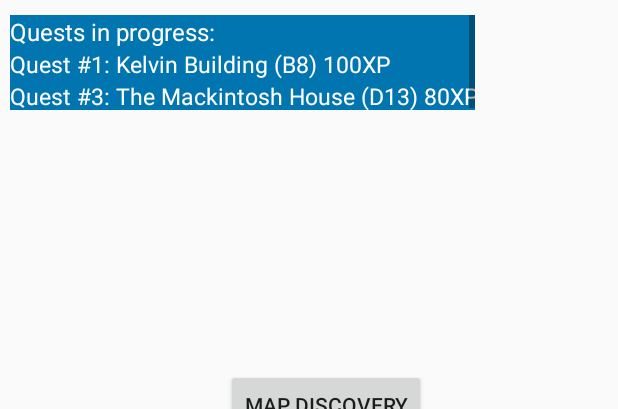
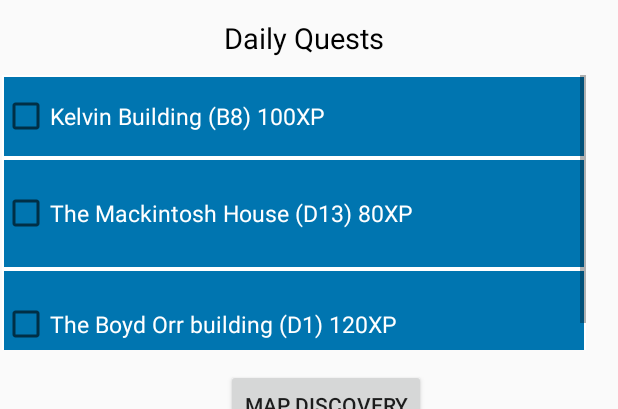
Before and after one commit to 2145673B/Glasghost, an Android app: the DailyQuestsActivity screen opened directly, with no data from a screen before it, on a phone screen of 412 x 824 dp, the part 105-514 px from its top. Run offline under Robolectric (Android 15) with nearby library versions, the phone set to English and light mode, and no system bars; Roboto replaces fonts that are not available here.

Commit message:
enhanced daily quest page@

```diff
--- /dev/null
+++ b/app/src/main/res/drawable/backforquestlist.xml
@@ -0,0 +1,5 @@
+<?xml version="1.0" encoding="utf-8"?>
+<shape xmlns:android="http://schemas.android.com/apk/res/android" android:shape="rectangle" >
+    <solid android:color="@color/cobalt" />
+    <stroke android:width="1dp" android:color="@android:color/white"/>
+</shape>
--- a/app/src/main/res/layout/activity_daily_quests.xml
+++ b/app/src/main/res/layout/activity_daily_quests.xml
@@ -76,9 +76,9 @@
 
     <ScrollView
         android:id="@+id/questListView"
-        android:layout_width="310dp"
-        android:layout_height="63dp"
-        android:layout_marginTop="80dp"
+        android:layout_width="389dp"
+        android:layout_height="183dp"
+        android:layout_marginTop="120dp"
         app:layout_constraintEnd_toEndOf="parent"
         app:layout_constraintHorizontal_bias="0.065"
         app:layout_constraintStart_toStartOf="parent"
@@ -90,29 +90,35 @@
             android:layout_height="wrap_content"
             android:orientation="vertical">
 
-            <TextView
+
+            <CheckBox
+                android:id="@+id/KelvinBuildingCheckBox"
                 android:layout_width="match_parent"
-                android:layout_height="wrap_content"
-                android:background="@color/cobalt"
-                android:text="Quests in progress:"
-                android:textColor="@android:color/background_light"
-                android:textSize="16sp" />
-
-            <TextView
-                android:layout_width="match_parent"
-                android:layout_height="wrap_content"
-                android:background="@color/cobalt"
-                android:text="Quest #1: Kelvin Building (B8) 100XP"
+                android:layout_height="55dp"
+                android:background="@drawable/backforquestlist"
+                android:text="Kelvin Building (B8) 100XP"
                 android:textColor="@android:color/background_light"
                 android:textSize="15sp" />
 
-            <TextView
-                android:layout_width="328dp"
-                android:layout_height="wrap_content"
-                android:background="@color/cobalt"
-                android:text="Quest #3: The Mackintosh House (D13) 80XP"
+
+            <CheckBox
+                android:id="@+id/MackintoshHouseCheckBox"
+                android:layout_width="match_parent"
+                android:layout_height="74dp"
+                android:background="@drawable/backforquestlist"
+                android:text="The Mackintosh House (D13) 80XP"
                 android:textColor="@android:color/background_light"
                 android:textSize="15sp" />
+
+            <CheckBox
+                android:id="@+id/BoydOrrCheckBox"
+                android:layout_width="match_parent"
+                android:layout_height="74dp"
+                android:background="@drawable/backforquestlist"
+                android:text="The Boyd Orr building (D1) 120XP"
+                android:textColor="@android:color/background_light"
+                android:textSize="15sp" />
+
         </LinearLayout>
     </ScrollView>
 
@@ -227,7 +233,7 @@
         app:srcCompat="@drawable/white" />
 
     <Button
-        android:id="@+id/button"
+        android:id="@+id/map_button"
         android:layout_width="wrap_content"
         android:layout_height="wrap_content"
         android:layout_marginEnd="128dp"
@@ -236,5 +242,18 @@
         app:layout_constraintBottom_toTopOf="@+id/map_icon"
         app:layout_constraintEnd_toEndOf="parent" />
 
+    <TextView
+        android:id="@+id/dailyQuest"
+        android:layout_width="wrap_content"
+        android:layout_height="wrap_content"
+        android:layout_marginStart="148dp"
+        android:layout_marginLeft="148dp"
+        android:layout_marginBottom="12dp"
+        android:text="Daily Quests"
+        android:textColor="@android:color/black"
+        android:textSize="19sp"
+        app:layout_constraintBottom_toTopOf="@+id/questListView"
+        app:layout_constraintStart_toStartOf="@+id/questListView" />
+
 
 </androidx.constraintlayout.widget.ConstraintLayout>
```
